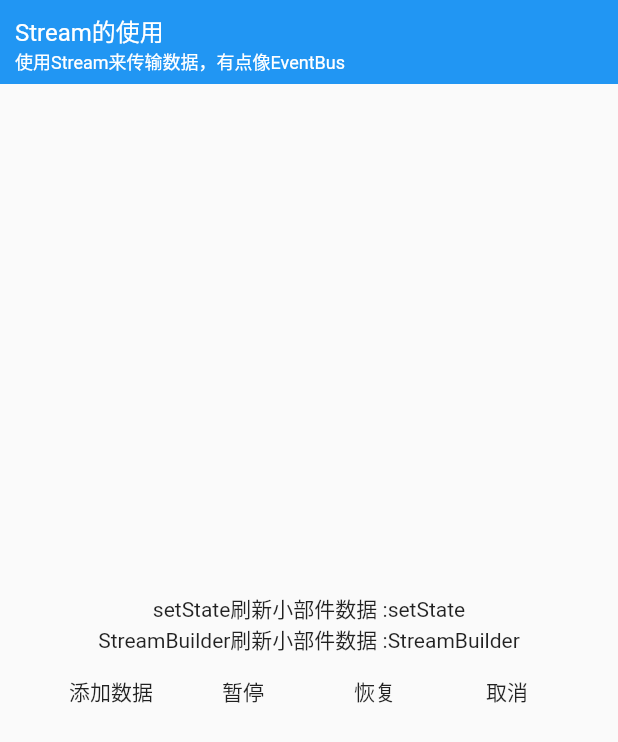
After one commit to lydGit/bili_study_demo, a Flutter app: the StreamWindows screen opened directly, after a tap on "添加数据", on a phone screen of 412 x 824 dp. The commit adds this screen. Shown: the top 742 px of the screen. Run offline on Flutter 3.47's test engine with Material 2 defaults, Android fonts, the phone set to English and light mode, and no system bars.

Commit message:
feat ：Stream的使用

```diff
--- /dev/null
+++ b/lib/stream/stream_windows.dart
@@ -0,0 +1,177 @@
+import 'package:flutter/material.dart';
+
+import '../my_app_bar.dart';
+import '../windows.dart';
+import 'dart:async';
+
+class StreamWindows extends MWindows {
+  StreamWindows({String title, String msg}) : super(title, msg);
+
+  @override
+  Widget build(BuildContext context) {
+    // TODO: implement build
+    return Scaffold(
+      appBar: MyAppBar(
+        title: title,
+        msg: msg,
+      ),
+      body: StreamDemoHome(),
+    );
+  }
+}
+
+class StreamDemoHome extends StatefulWidget {
+  @override
+  _StreamDemoHomeState createState() => _StreamDemoHomeState();
+}
+
+class _StreamDemoHomeState extends State<StreamDemoHome> {
+  ///数据回调订阅器
+  StreamSubscription _StreamDemoSubscription;
+
+  ///数据请求控制器
+  StreamController<String> _streamDemo;
+
+  ///数据添加器
+  StreamSink _sinkDemo;
+
+  String _data = "setState";
+
+  @override
+  void dispose() {
+    // TODO: implement dispose
+    //小部件被移除的时候，需要关闭请求
+    _streamDemo.close();
+    super.dispose();
+  }
+
+  @override
+  void initState() {
+    // TODO: implement initState
+    super.initState();
+    print("创建数据加载请求 ~");
+
+    ///实现方法1
+//    Stream<String> _streamDemo = Stream.fromFuture(fetchData());
+    ///实现方法2
+    _streamDemo = StreamController<String>();
+    _sinkDemo = _streamDemo.sink;
+
+    print("添加数据加载监听 ~");
+
+    ///onData:数据加载成功 onError:数据加载失败 onDone:数据加载完成(成功失败都会触发)
+//    _StreamDemoSubscription =
+//        _streamDemo.listen(onData, onError: onError, onDone: onDone);
+//    _StreamDemoSubscription =
+//        _streamDemo.stream.listen(onData, onError: onError, onDone: onDone);
+    print("数据加载请求已发出 ~");
+  }
+
+  ///加载数据
+  Future<String> fetchData() async {
+    //延迟三秒钟
+    await Future.delayed(Duration(seconds: 5));
+//    throw "发生错误";
+    print("数据加载完成，准备返回数据");
+    return "加载成功 ~";
+  }
+
+  ///数据加载成功
+  void onData(String data) {
+    print("$data");
+    setState(() {
+      _data = data;
+    });
+  }
+
+  ///数据加载失败(error不能注明类型，否则会报错)
+  void onError(error) {
+    print("Error: $error");
+  }
+
+  ///数据加载完成(成功失败都会触发)
+  void onDone() {
+    print("Done");
+  }
+
+  ///暂停订阅
+  void _onPause() {
+    print("暂停订阅");
+
+    ///暂停订阅，暂停不会停止数据的加载。
+    ///当恢复订阅的时候，如果数据加载已经完成会马上触发回调
+    _StreamDemoSubscription.pause();
+  }
+
+  ///恢复订阅
+  void _onResume() {
+    print("恢复订阅");
+
+    ///恢复暂停中的订阅
+    _StreamDemoSubscription.resume();
+  }
+
+  ///取消订阅
+  void _onCancel() {
+    print("取消订阅");
+
+    ///可以在运行/暂停的状态下取消订阅，取消后不能恢复。
+    ///取消不会影响数据的加载，只是无法触发回调
+    _StreamDemoSubscription.cancel();
+  }
+
+  ///添加数据到StreamController中
+  void _onAddData() async {
+    print("添加数据到StreamController中");
+    String data = await fetchData();
+
+    ///方法1
+//    _streamDemo.add(data);
+    ///方法2
+    _sinkDemo.add(data);
+  }
+
+  @override
+  Widget build(BuildContext context) {
+    return Container(
+      child: Center(
+        child: Column(
+          mainAxisAlignment: MainAxisAlignment.center,
+          children: <Widget>[
+            Text("setState刷新小部件数据 :$_data"),
+            //通过StreamBuilder刷新小部件
+            StreamBuilder(
+              //Stream一次只能设置一个订阅
+              stream: _streamDemo.stream,
+              initialData: "StreamBuilder",
+              builder: (context, snapshot) {
+                return Text("StreamBuilder刷新小部件数据 :${snapshot.data}");
+              },
+            ),
+            Row(
+              mainAxisAlignment: MainAxisAlignment.center,
+              children: <Widget>[
+                FlatButton(
+                  child: Text("添加数据"),
+                  onPressed: _onAddData,
+                ),
+                FlatButton(
+                  child: Text("暂停"),
+                  onPressed: _onPause,
+                ),
+                FlatButton(
+                  child: Text("恢复"),
+                  onPressed: _onResume,
+                ),
+                FlatButton(
+                  child: Text("取消"),
+                  onPressed: _onCancel,
+                ),
+              ],
+            ),
+          ],
+        ),
+      ),
+    );
+  }
+}
--- a/lib/windows_list.dart
+++ b/lib/windows_list.dart
@@ -1,4 +1,5 @@
 import 'package:bili_study_demo/StateManage/state_windows.dart';
+import 'package:bili_study_demo/stream/stream_windows.dart';
 import 'package:bili_study_demo/windows.dart';
 import 'Routes/routes_windows.dart';
 
@@ -11,4 +12,8 @@ final List<MWindows> Windows = [
     title: "状态管理",
     msg: "StatelessWidget/StatefulWidget，小部件里面的数据管理",
   ),
+  StreamWindows(
+    title: "Stream的使用",
+    msg: "使用Stream来传输数据，有点像EventBus",
+  ),
 ];
```
